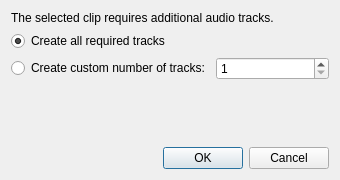
Old version of the form src/ui/autotrackcreationdialog_ui.ui in the repository KDE/kdenlive.
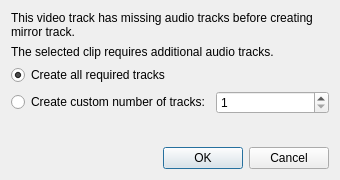
New version of the form.

Commit message: Always create the required tracks before the mirror track can be created. This is for drag and drop only.

Diff of the .ui file:
```diff
--- a/src/ui/autotrackcreationdialog_ui.ui
+++ b/src/ui/autotrackcreationdialog_ui.ui
@@ -18,6 +18,16 @@
    <string>Missing Audio Tracks</string>
   </property>
   <layout class="QVBoxLayout" name="verticalLayout">
+  <item>
+    <widget class="QLabel" name="mirrorInfoLabel">
+     <property name="wordWrap">
+      <bool>true</bool>
+     </property>
+     <property name="text">
+      <string>This video track has missing audio tracks before creating mirror track.</string>
+     </property>
+    </widget>
+   </item>
    <item>
     <widget class="QLabel" name="infoLabel">
      <property name="wordWrap">
```
The commit also changes 3 other files.
